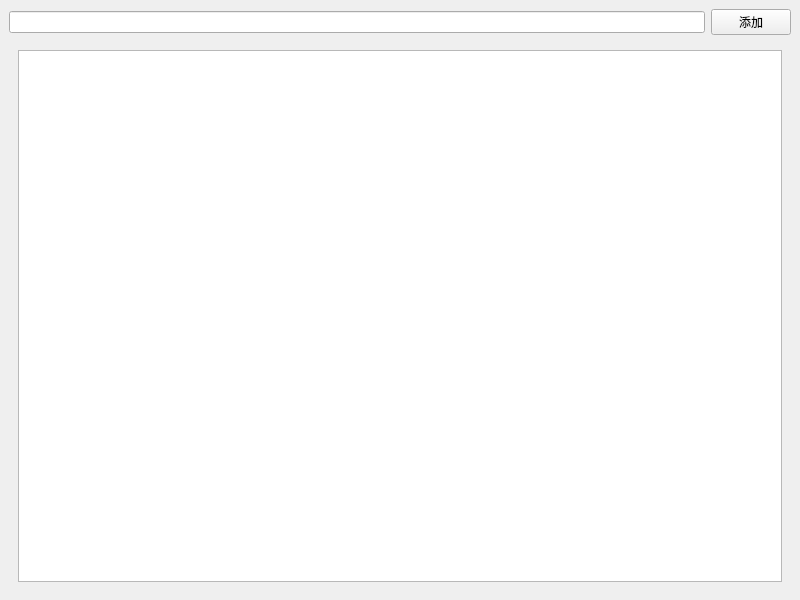
The window that mainwindow.ui (Yanko-7/Employee_management) describes before a commit, drawn with Qt 5.
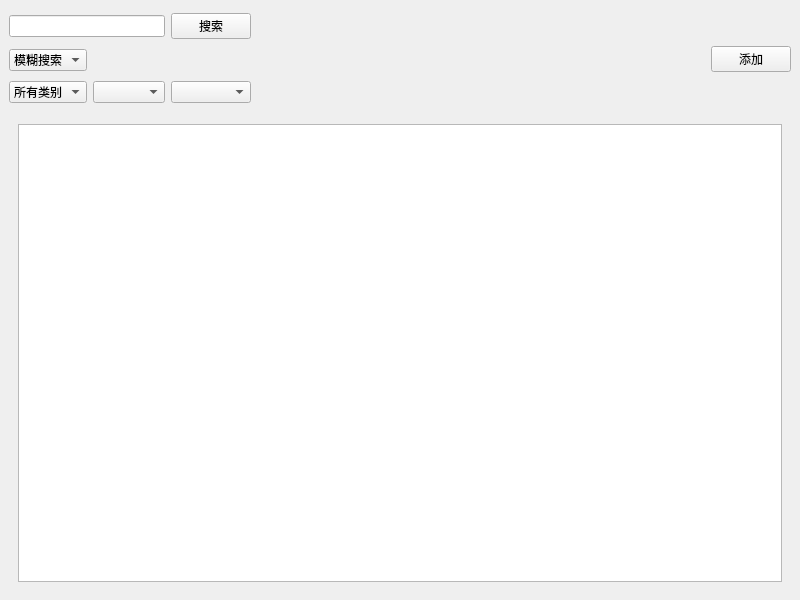
The same window after the commit.

Commit message: 添加了搜索button以及choiceBox，以及相应的信号槽

```diff
--- a/mainwindow.ui
+++ b/mainwindow.ui
@@ -16,7 +16,7 @@
   <widget class="QWidget" name="centralwidget">
    <layout class="QVBoxLayout" name="verticalLayout_3">
     <item>
-     <layout class="QVBoxLayout" name="verticalLayout_2" stretch="1,10">
+     <layout class="QVBoxLayout" name="verticalLayout_2" stretch="2,10">
       <item>
        <layout class="QHBoxLayout" name="horizontalLayout" stretch="2">
         <property name="sizeConstraint">
@@ -25,7 +25,79 @@
         <item>
          <layout class="QHBoxLayout" name="horizontalLayout_2">
           <item>
-           <widget class="QLineEdit" name="lineEdit"/>
+           <layout class="QGridLayout" name="gridLayout">
+            <item row="3" column="1">
+             <widget class="QComboBox" name="comboBox_2"/>
+            </item>
+            <item row="3" column="2">
+             <widget class="QComboBox" name="comboBox_4"/>
+            </item>
+            <item row="0" column="0" colspan="2">
+             <widget class="QLineEdit" name="lineEdit"/>
+            </item>
+            <item row="3" column="0">
+             <widget class="QComboBox" name="comboBox_3">
+              <property name="statusTip">
+               <string/>
+              </property>
+              <item>
+               <property name="text">
+                <string>所有类别</string>
+               </property>
+              </item>
+              <item>
+               <property name="text">
+                <string>职员</string>
+               </property>
+              </item>
+              <item>
+               <property name="text">
+                <string>管理者</string>
+               </property>
+              </item>
+             </widget>
+            </item>
+            <item row="0" column="2">
+             <widget class="QPushButton" name="SearchButton">
+              <property name="text">
+               <string>搜索</string>
+              </property>
+             </widget>
+            </item>
+            <item row="1" column="0">
+             <widget class="QComboBox" name="comboBox">
+              <property name="placeholderText">
+               <string/>
+              </property>
+              <item>
+               <property name="text">
+                <string>模糊搜索</string>
+               </property>
+              </item>
+              <item>
+               <property name="text">
+                <string>精确搜索</string>
+               </property>
+              </item>
+             </widget>
+            </item>
+           </layout>
+          </item>
+          <item>
+           <spacer name="horizontalSpacer">
+            <property name="orientation">
+             <enum>Qt::Horizontal</enum>
+            </property>
+            <property name="sizeType">
+             <enum>QSizePolicy::Expanding</enum>
+            </property>
+            <property name="sizeHint" stdset="0">
+             <size>
+              <width>400</width>
+              <height>100</height>
+             </size>
+            </property>
+           </spacer>
           </item>
           <item>
            <widget class="QPushButton" name="AddButton">
```
Left out of the diff: 6 changed lines with no effect on the pictures. The commit also changes 5 other files.
